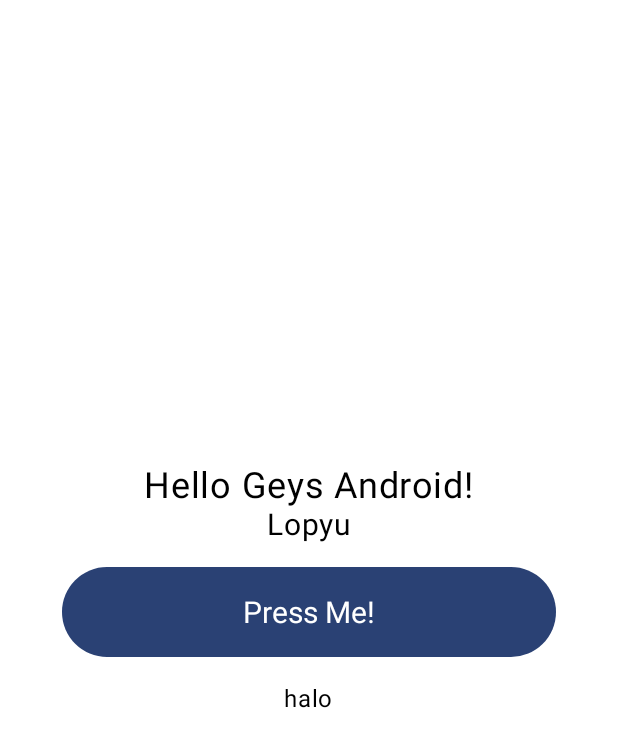
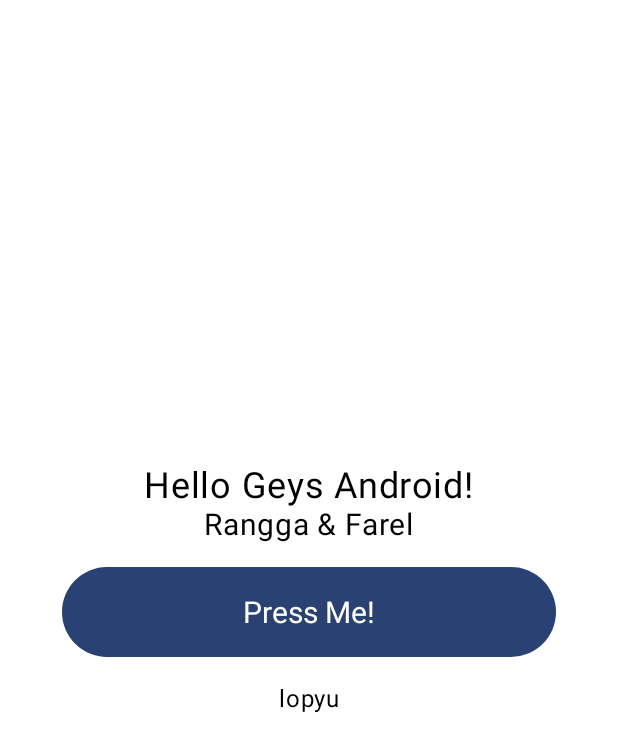
Before and after one commit to Ranggahakim/RisetUntukTunantera, an Android app built with Jetpack Compose: the @Preview function GreetingPreview, on a phone screen of 412 x 824 dp. Shown: the top 752 px of the screen. Run offline under Robolectric (Android 15) with nearby library versions, the phone set to English and light mode, and no system bars.

Commit message:
Last commit before trying cpp

```diff
--- a/app/build.gradle.kts
+++ b/app/build.gradle.kts
@@ -10,8 +10,8 @@ android {
 
     defaultConfig {
         applicationId = "com.example.risetuntuktunantera"
-        minSdk = 36
-        targetSdk = 36
+        minSdk = 35
+        targetSdk = 35
         versionCode = 1
         versionName = "1.0"
 
--- a/app/src/main/java/com/example/risetuntuktunantera/MainActivity.kt
+++ b/app/src/main/java/com/example/risetuntuktunantera/MainActivity.kt
@@ -45,7 +45,7 @@ fun Greeting(name: String) {
             verticalArrangement = Arrangement.Center
         ) {
             Text("Hello Geys $name!", fontSize = 24.sp)
-            Text("Lopyu", fontSize = 20.sp)
+            Text("Rangga & Farel", fontSize = 20.sp)
             ClickButton(
                 onClick = ::showHiddenText)
             NotifText()
@@ -82,7 +82,7 @@ fun NotifText()
 }
 
 fun randomText(): String {
-    val newText = "halo"
+    val newText = "lopyu"
 
     return newText
 }
```
